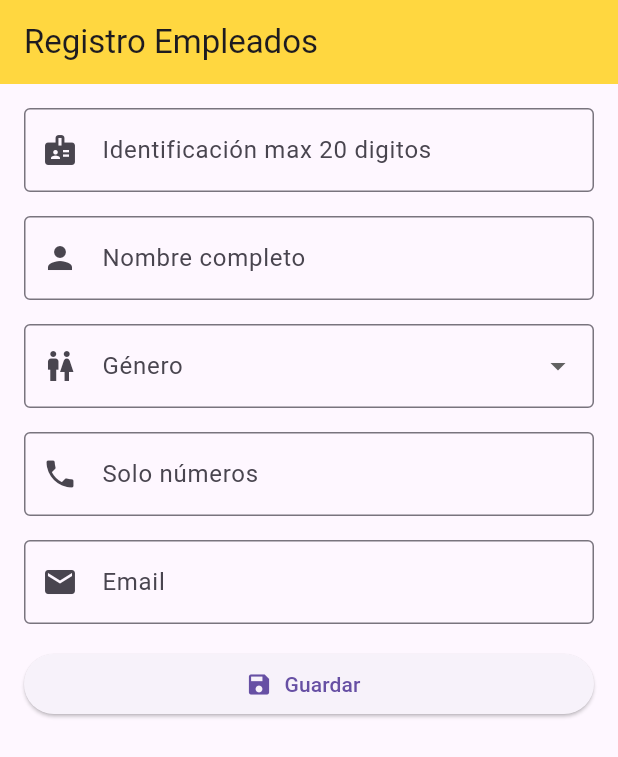
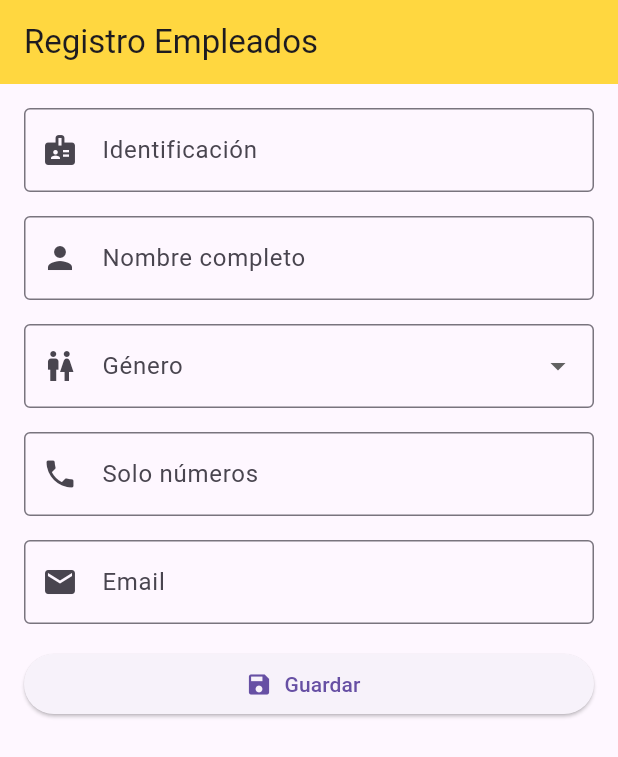
Before and after one commit to jhon32257-ai/Formulario_1, a Flutter app: the screen it shows after launch, on a phone screen of 412 x 824 dp. Shown: the top 757 px of the screen. Run offline on Flutter 3.47's test engine with Material 3 defaults, Android fonts, the phone set to English and light mode, and no system bars.

Commit message:
version 2

```diff
--- a/lib/home_page.dart
+++ b/lib/home_page.dart
@@ -39,7 +39,7 @@ class _HomePageState extends State<HomePage> {
                 child: TextFormField(
                   controller: _txtIdentificacion,
                   decoration: InputDecoration(
-                    labelText: 'Identificación max 20 digitos',
+                    labelText: 'Identificación',
                     hintText: "Solo números",
                     prefixIcon: Icon(Icons.badge),
                     border: OutlineInputBorder(),
@@ -139,7 +139,7 @@ class _HomePageState extends State<HomePage> {
                     border: OutlineInputBorder(),
                   ),
                   keyboardType: TextInputType.emailAddress,
-                  inputFormatters: [LengthLimitingTextInputFormatter(10)],
+                  inputFormatters: [LengthLimitingTextInputFormatter(50)],
                   validator: (value) {
                     if (value == null || value.isEmpty) {
                       return "El número de celular es obligatorio";
@@ -156,7 +156,8 @@ class _HomePageState extends State<HomePage> {
                   icon: Icon(Icons.save),
                   onPressed: () {
                     final esValido = _formKey.currentState!.validate();
-                    if (!esValido) return; // Hay errores: los mensajes se muestran debajo de los campos
+                    if (!esValido)
+                      return; // Hay errores: los mensajes se muestran debajo de los campos
                     _txtIdentificacion.clear();
                     _txtNombre.clear();
                     _txtCelular.clear();
```
